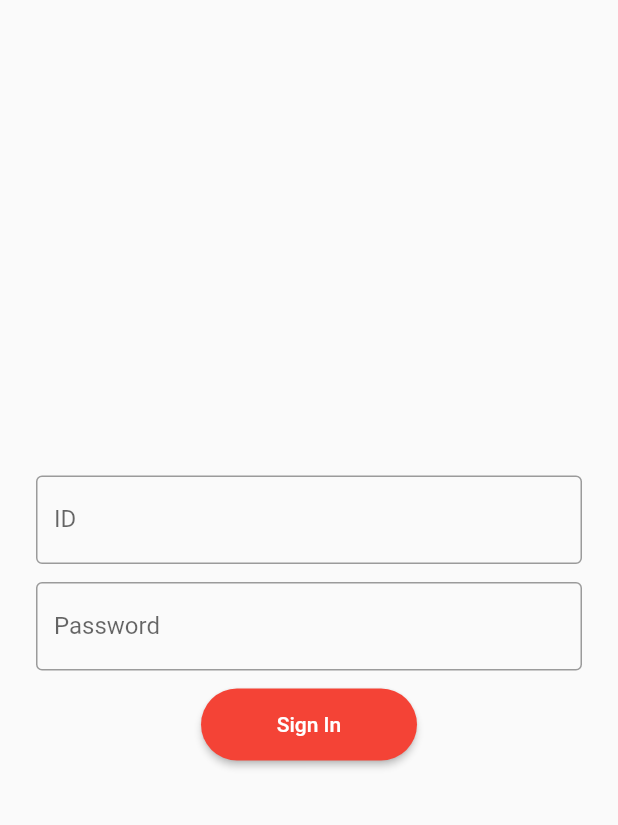
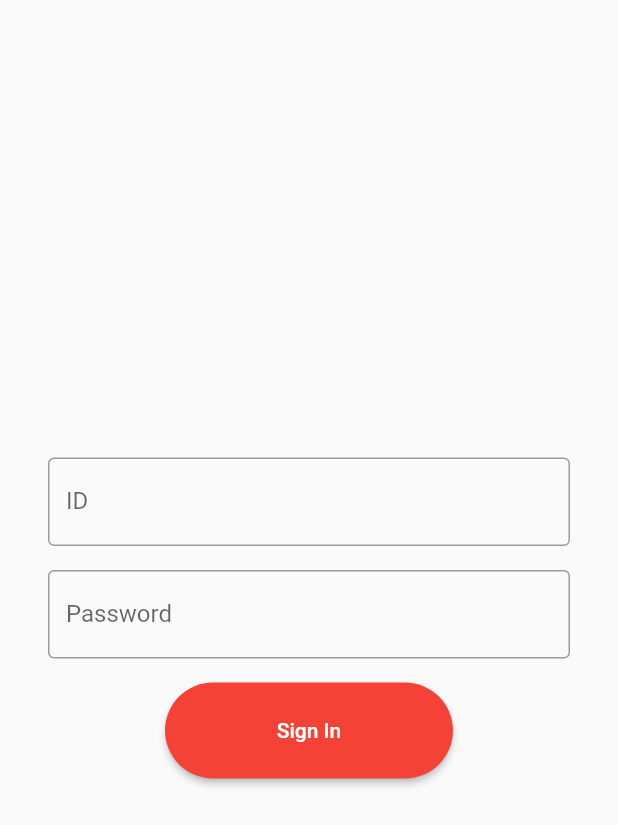
Before and after one commit to pill-city/flutter, a Flutter app: the screen it shows after launch, on a phone screen of 412 x 824 dp. Shown: the top 825 px of the screen. Run offline on Flutter 3.47's test engine with Material 2 defaults, Android fonts, the phone set to English and light mode, and no system bars; our stand-ins replace dio, flutter_secure_storage, go_router; missing offline and left inert: pill_city; generated files the repository leaves out were written again.

```diff
--- a/lib/src/api/home_state.dart
+++ b/lib/src/api/home_state.dart
@@ -9,6 +9,8 @@ class HomeState extends ChangeNotifier {
   final List<Post> _posts = [];
 
   UnmodifiableListView<Post> get posts => UnmodifiableListView(_posts);
+
+  bool loading = true;
 
   Future<void> fetchPosts(BuildContext context) async {
     final appGlobalState = Provider.of<AppGlobalState>(context, listen: false);
@@ -22,6 +24,7 @@ class HomeState extends ChangeNotifier {
     } on DioError catch (error) {
       return Future.error(error);
     } finally {
+      loading = false;
       notifyListeners();
     }
   }
--- a/lib/src/pages/signin.dart
+++ b/lib/src/pages/signin.dart
@@ -42,7 +42,7 @@ class SignInPage extends StatelessWidget {
           content: Row(
             children: [
               const CircularProgressIndicator(),
-              const SizedBox(width: 24),
+              const SizedBox(width: 32),
               Text(AppLocalizations.of(context)!.signing_in),
             ],
           ),
@@ -54,7 +54,7 @@ class SignInPage extends StatelessWidget {
   @override
   Widget build(BuildContext context, [bool mounted = true]) {
     return Padding(
-        padding: const EdgeInsets.all(24),
+        padding: const EdgeInsets.all(32),
         child: SignInForm(
           onSignIn: (id, password) async {
             var builder = SignInRequestBuilder();
--- a/lib/src/widgets/signin_form.dart
+++ b/lib/src/widgets/signin_form.dart
@@ -44,7 +44,7 @@ class SignInFormState extends State<SignInForm> {
               return null;
             },
           ),
-          const SizedBox(height: 12),
+          const SizedBox(height: 16),
           TextFormField(
             controller: passwordController,
             obscureText: true,
@@ -59,12 +59,12 @@ class SignInFormState extends State<SignInForm> {
               return null;
             },
           ),
-          const SizedBox(height: 12),
+          const SizedBox(height: 16),
           ElevatedButton(
               style: ElevatedButton.styleFrom(
                   shape: RoundedRectangleBorder(
-                      borderRadius: BorderRadius.circular(24)),
-                  minimumSize: const Size(144, 48)),
+                      borderRadius: BorderRadius.circular(32)),
+                  minimumSize: const Size(192, 64)),
               onPressed: () {
                 if (_formKey.currentState!.validate()) {
                   widget.onSignIn(idController.text, passwordController.text);
--- a/pubspec.yaml
+++ b/pubspec.yaml
@@ -16,11 +16,11 @@ dependencies:
     sdk: flutter
   intl: ^0.17.0
   flutter_secure_storage: 6.0.0
+  provider: ^6.0.4
   pill_city:
     git:
       url: git@github.com:pill-city/dart-sdk.git
-      ref: b73e3ee4d94a394b438c8cc43d6e8c94c31a2791
-  provider: ^6.0.4
+      ref: cc9c4927de1314c542619a00938676bf756f6b0c
 
 dev_dependencies:
   flutter_test:
```
Also changed, not shown: lib/src/pages/home.dart (+13 -1 lines), lib/src/utils/get_media_url_v2_image.dart (added, +12 -0 lines), lib/src/utils/get_user_names.dart (added, +15 -0 lines), lib/src/widgets/post_widget.dart (added, +31 -0 lines), pubspec.lock.
